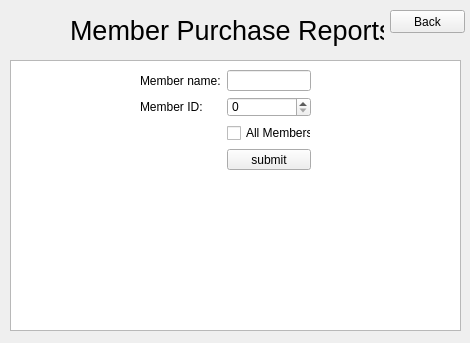
This is memberpurchase.ui in WinterCS003/CS008_Project1 as Qt 5 draws it before an edit. The edited form follows.
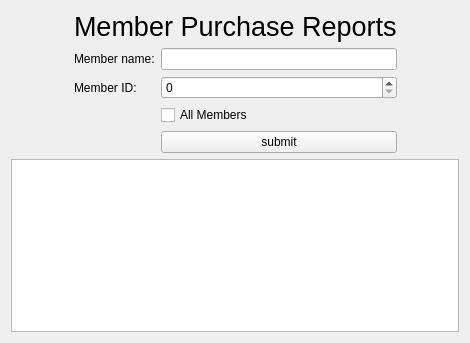
This is the edited form.

What changed in the file:
```diff
--- a/memberpurchase.ui
+++ b/memberpurchase.ui
@@ -13,40 +13,11 @@
   <property name="windowTitle">
    <string>Form</string>
   </property>
-  <widget class="QWidget" name="horizontalLayoutWidget">
-   <property name="geometry">
-    <rect>
-     <x>70</x>
-     <y>10</y>
-     <width>314</width>
-     <height>41</height>
-    </rect>
-   </property>
-   <layout class="QHBoxLayout" name="titleLayout">
-    <item>
-     <widget class="QLabel" name="title">
-      <property name="font">
-       <font>
-        <pointsize>20</pointsize>
-       </font>
-      </property>
-      <property name="text">
-       <string>Member Purchase Reports</string>
-      </property>
-     </widget>
-    </item>
-   </layout>
-  </widget>
-  <widget class="QWidget" name="formLayoutWidget">
-   <property name="geometry">
-    <rect>
-     <x>140</x>
-     <y>70</y>
-     <width>171</width>
-     <height>100</height>
-    </rect>
-   </property>
-   <layout class="QFormLayout" name="formLayout">
+  <layout class="QGridLayout" name="gridLayout_3">
+   <item row="0" column="0">
+    <layout class="QGridLayout" name="gridLayout_2">
+     <item row="1" column="1">
+      <layout class="QGridLayout" name="gridLayout">
     <item row="0" column="0">
      <widget class="QLabel" name="nameLabel">
       <property name="text">
@@ -54,13 +25,10 @@
       </property>
      </widget>
     </item>
-    <item row="0" column="1">
-     <widget class="QLineEdit" name="nameInput"/>
-    </item>
-    <item row="1" column="0">
-     <widget class="QLabel" name="idLabel">
+       <item row="2" column="1">
+        <widget class="QCheckBox" name="allMembers">
       <property name="text">
-       <string>Member ID:</string>
+          <string>All Members</string>
       </property>
      </widget>
     </item>
@@ -71,6 +39,16 @@
       </property>
      </widget>
     </item>
+       <item row="1" column="0">
+        <widget class="QLabel" name="idLabel">
+         <property name="text">
+          <string>Member ID:</string>
+         </property>
+        </widget>
+       </item>
+       <item row="0" column="1">
+        <widget class="QLineEdit" name="nameInput"/>
+       </item>
     <item row="3" column="1">
      <widget class="QPushButton" name="submit">
       <property name="text">
@@ -78,42 +56,52 @@
       </property>
      </widget>
     </item>
-    <item row="2" column="1">
-     <widget class="QCheckBox" name="allMembers">
-      <property name="text">
-       <string>All Members</string>
-      </property>
-     </widget>
-    </item>
-   </layout>
-  </widget>
-  <widget class="QPushButton" name="back">
-   <property name="geometry">
-    <rect>
-     <x>390</x>
-     <y>10</y>
-     <width>75</width>
-     <height>23</height>
-    </rect>
+      </layout>
+     </item>
+     <item row="0" column="0">
+      <spacer name="horizontalSpacer">
+       <property name="orientation">
+        <enum>Qt::Horizontal</enum>
+       </property>
+       <property name="sizeHint" stdset="0">
+        <size>
+         <width>40</width>
+         <height>20</height>
+        </size>
+       </property>
+      </spacer>
+     </item>
+     <item row="0" column="1">
+      <widget class="QLabel" name="title">
+       <property name="font">
+        <font>
+         <pointsize>20</pointsize>
+        </font>
    </property>
    <property name="text">
-    <string>Back</string>
-   </property>
-  </widget>
-  <widget class="QTextBrowser" name="report">
-   <property name="geometry">
-    <rect>
-     <x>10</x>
-     <y>60</y>
-     <width>451</width>
-     <height>271</height>
-    </rect>
-   </property>
-  </widget>
-  <zorder>report</zorder>
-  <zorder>horizontalLayoutWidget</zorder>
-  <zorder>formLayoutWidget</zorder>
-  <zorder>back</zorder>
+        <string>Member Purchase Reports</string>
+       </property>
+      </widget>
+     </item>
+     <item row="0" column="2">
+      <spacer name="horizontalSpacer_2">
+       <property name="orientation">
+        <enum>Qt::Horizontal</enum>
+       </property>
+       <property name="sizeHint" stdset="0">
+        <size>
+         <width>40</width>
+         <height>20</height>
+        </size>
+       </property>
+      </spacer>
+     </item>
+     <item row="2" column="0" colspan="3">
+      <widget class="QTextBrowser" name="report"/>
+     </item>
+    </layout>
+   </item>
+  </layout>
  </widget>
  <resources/>
  <connections/>
```
Lines whose indentation alone changed are shown as unchanged.
